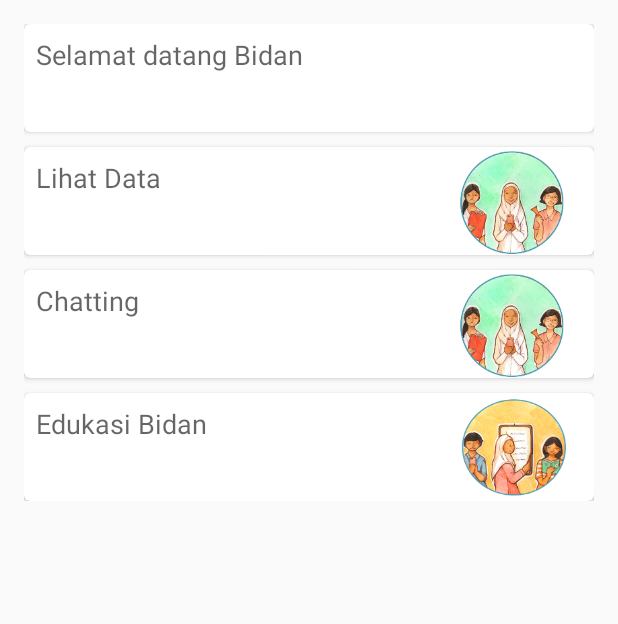
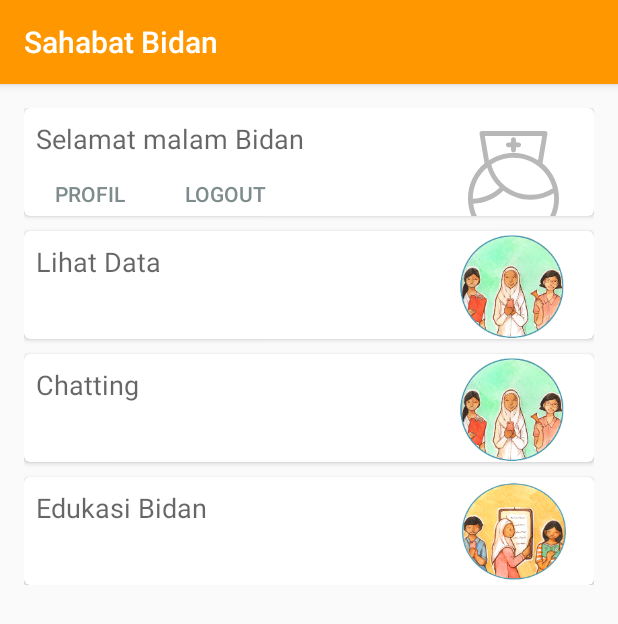
Before and after one commit to iWannabd/SahabatBidan, an Android app: the MainActivity screen opened directly, with no data from a screen before it, on a phone screen of 412 x 824 dp. Shown: the top 624 px of the screen. Run offline under Robolectric (Android 15) with nearby library versions, the phone set to English and light mode, and no system bars; network calls fail.

Commit message:
login logout

```diff
--- a/app/src/main/AndroidManifest.xml
+++ b/app/src/main/AndroidManifest.xml
@@ -20,14 +20,12 @@
             android:theme="@style/AppTheme.NoActionBar">
             <intent-filter>
                 <action android:name="android.intent.action.MAIN" />
-
                 <category android:name="android.intent.category.LAUNCHER" />
             </intent-filter>
         </activity>
         <activity
             android:name=".MainActivity"
-            android:label="@string/app_name"
-            android:theme="@style/AppTheme.NoActionBar" />
+            android:label="@string/app_name" />
         <activity
             android:name=".DataIbuatauAnak"
             android:label="Lihat Data" />
--- a/app/src/main/java/com/example/azaqo/sahabatbidan/DataIbuatauAnak.java
+++ b/app/src/main/java/com/example/azaqo/sahabatbidan/DataIbuatauAnak.java
@@ -3,6 +3,7 @@ package com.example.azaqo.sahabatbidan;
 import android.content.Intent;
 import android.support.v7.app.AppCompatActivity;
 import android.os.Bundle;
+import android.support.v7.widget.CardView;
 import android.view.View;
 import android.widget.ImageButton;
 
@@ -14,7 +15,7 @@ public class DataIbuatauAnak extends AppCompatActivity {
     protected void onCreate(Bundle savedInstanceState) {
         super.onCreate(savedInstanceState);
         setContentView(R.layout.activity_data_ibu_atau_anak);
-        ImageButton ibu = (ImageButton) findViewById(R.id.btnDataIbu);
+        CardView ibu = (CardView) findViewById(R.id.btnDataIbu);
         assert ibu != null;
         ibu.setOnClickListener(new View.OnClickListener() {
             @Override
--- a/app/src/main/java/com/example/azaqo/sahabatbidan/MainActivity.java
+++ b/app/src/main/java/com/example/azaqo/sahabatbidan/MainActivity.java
@@ -1,13 +1,19 @@
 package com.example.azaqo.sahabatbidan;
 
+import android.content.Context;
 import android.content.Intent;
 import android.content.SharedPreferences;
 import android.support.v7.app.AppCompatActivity;
 import android.os.Bundle;
 import android.support.v7.widget.CardView;
 import android.view.View;
+import android.widget.Button;
 import android.widget.ImageButton;
 import android.widget.TextView;
+
+import com.example.azaqo.sahabatbidan.SigninSignup.LoginActivity;
+
+import org.joda.time.DateTime;
 
 public class MainActivity extends AppCompatActivity {
 
@@ -19,7 +25,31 @@ public class MainActivity extends AppCompatActivity {
         CardView dataibu = (CardView) findViewById(R.id.card_view2);
         TextView sambut = (TextView) findViewById(R.id.sambut);
         SharedPreferences sp = getSharedPreferences("Data Dasar",MODE_PRIVATE);
-        sambut.setText("Selamat datang "+ sp.getString("SESSION_LOGIN","Bidan"));
+        DateTime sekarang = new DateTime();
+        int jasekarang = sekarang.getHourOfDay();
+        String salam = "";
+        if (jasekarang>0) salam = "pagi";
+        if (jasekarang>10) salam = "siang";
+        if (jasekarang>14) salam = "sore";
+        if (jasekarang>18) salam = "malam";
+
+        Button logout = (Button) findViewById(R.id.btnlogout);
+        logout.setOnClickListener(new View.OnClickListener() {
+            @Override
+            public void onClick(View v) {
+                SharedPreferences sp = getSharedPreferences("Data Dasar", Context.MODE_PRIVATE);
+                SharedPreferences.Editor edt = sp.edit();
+                edt.putString("SESSION_LOGIN","");
+                edt.putBoolean("LOGGED",false);
+                edt.commit();
+
+                Intent ten = new Intent(getBaseContext(), LoginActivity.class);
+                ten.setFlags(Intent.FLAG_ACTIVITY_NEW_TASK | Intent.FLAG_ACTIVITY_CLEAR_TASK);
+                startActivity(ten);
+            }
+        });
+
+        sambut.setText("Selamat "+salam+" "+ sp.getString("SESSION_LOGIN","Bidan"));
         dataibu.setOnClickListener(new View.OnClickListener() {
             @Override
             public void onClick(View v) {
--- a/app/src/main/java/com/example/azaqo/sahabatbidan/UploadDataRegistrasi.java
+++ b/app/src/main/java/com/example/azaqo/sahabatbidan/UploadDataRegistrasi.java
@@ -65,6 +65,7 @@ public class UploadDataRegistrasi extends AsyncTask<String[],Void,String> {
             }
             else {
                 edt.putString("SESSION_LOGIN",s);
+                edt.putBoolean("LOGGED",true);
                 edt.commit();
                 Intent utama = new Intent(activity,MainActivity.class);
                 utama.setFlags(Intent.FLAG_ACTIVITY_NEW_TASK | Intent.FLAG_ACTIVITY_CLEAR_TASK);
--- /dev/null
+++ b/app/src/main/res/drawable/nurse.xml
@@ -0,0 +1,4 @@
+<vector android:height="24dp" android:viewportHeight="140.227"
+    android:viewportWidth="140.227" android:width="24dp" xmlns:android="http://schemas.android.com/apk/res/android">
+    <path android:fillColor="#b8b8b8" android:pathData="M106.02,40.15c0.06,-0.16 0.15,-0.31 0.17,-0.48l6.05,-36.13c0.15,-0.88 -0.1,-1.78 -0.67,-2.46C111,0.39 110.15,0 109.27,0H30.95c-0.89,0 -1.74,0.39 -2.31,1.08c-0.57,0.67 -0.82,1.58 -0.67,2.46l6.05,36.13c0.03,0.18 0.13,0.32 0.19,0.48c-12.56,10.37 -20.59,26.06 -20.59,43.59c0,31.15 25.34,56.49 56.49,56.49c31.16,0 56.5,-25.34 56.5,-56.49C126.61,66.2 118.58,50.52 106.02,40.15zM118.87,71.01c-8.19,5.33 -17.64,8.19 -27.45,8.19c0,0 -0.01,0 -0.02,0c-23.13,0 -43,-15.45 -48.78,-37.7c7.92,-5.18 17.36,-8.21 27.5,-8.21C93.53,33.29 113.21,49.35 118.87,71.01zM34.54,6.05h71.15l-5.06,30.2c-8.82,-5.68 -19.29,-9.02 -30.52,-9.02c-11.23,0 -21.7,3.35 -30.52,9.03L34.54,6.05zM37.43,45.4c2.98,9.75 8.39,18.24 15.52,24.85c-9.05,8.64 -20.72,13.52 -33.25,13.91c0,-0.14 -0.02,-0.28 -0.02,-0.43C19.67,68.39 26.59,54.65 37.43,45.4zM70.11,134.17c-25.61,0 -46.79,-19.22 -49.97,-43.99c14.17,-0.49 27.38,-6.12 37.51,-16.08c9.47,7.05 21.17,11.15 33.74,11.15c0.01,0 0.02,0 0.04,0c10.19,0 19.98,-2.84 28.67,-7.99c0.27,2.13 0.46,4.27 0.46,6.47C120.55,111.55 97.93,134.17 70.11,134.17zM70.11,26.58c-1.67,0 -3.03,-1.35 -3.03,-3.03v-3.36h-3.36c-1.67,0 -3.03,-1.35 -3.03,-3.03c0,-1.66 1.36,-3.03 3.03,-3.03h3.36v-3.36c0,-1.67 1.36,-3.03 3.03,-3.03c1.67,0 3.03,1.36 3.03,3.03v3.36h3.37c1.67,0 3.03,1.36 3.03,3.03c0,1.68 -1.36,3.03 -3.03,3.03h-3.37v3.36C73.14,25.23 71.78,26.58 70.11,26.58z"/>
+</vector>
--- a/app/src/main/res/layout/activity_data_ibu_atau_anak.xml
+++ b/app/src/main/res/layout/activity_data_ibu_atau_anak.xml
@@ -12,15 +12,14 @@
 
     <android.support.v7.widget.CardView
         xmlns:card_view="http://schemas.android.com/apk/res-auto"
-        android:id="@+id/card_view"
+        android:id="@+id/btnDataIbu"
         android:layout_gravity="center"
         android:layout_width="match_parent"
         android:layout_height="72dp"
         card_view:cardBackgroundColor="#FFF"
         card_view:cardCornerRadius="4dp">
 
-    <ImageButton
-        android:id="@+id/btnDataIbu"
+    <ImageView
         android:background="@drawable/button_ibu"
         android:layout_width="75dp"
         android:layout_height="75dp"
--- a/app/src/main/res/layout/activity_main.xml
+++ b/app/src/main/res/layout/activity_main.xml
@@ -26,6 +26,34 @@
             android:layout_marginLeft="8dp"
             android:layout_marginTop="8dp"
             />
+
+        <ImageView
+            android:background="@drawable/nurse"
+            android:layout_width="75dp"
+            android:layout_height="75dp"
+            android:layout_marginRight="16dp"
+            android:layout_marginTop="15dp"
+            android:layout_gravity="right" />
+
+        <Button
+            android:layout_width="wrap_content"
+            android:layout_height="30dp"
+            android:id="@+id/btnprofil"
+            android:layout_gravity="bottom"
+            android:textColor="#7f8c8d"
+            android:background="@android:color/transparent"
+            android:text="Profil"/>
+
+        <Button
+            android:layout_width="wrap_content"
+            android:layout_height="30dp"
+            android:id="@+id/btnlogout"
+            android:layout_gravity="bottom"
+            android:textColor="#7f8c8d"
+            android:layout_marginLeft="90dp"
+            android:background="@android:color/transparent"
+            android:text="Logout"/>
+
     </android.support.v7.widget.CardView>
 
     <android.support.v7.widget.CardView
```
Also changed, not shown: app/src/main/java/com/example/azaqo/sahabatbidan/ActDataPasien/ActDataPasienIbu/Hamil/DataLengkapIbu.java (+0 -13 lines), app/src/main/java/com/example/azaqo/sahabatbidan/ActDataPasien/ActDataPasienIbu/Hamil/Periksa/PemeriksaanAmnesa.java (+6 -3 lines), app/src/main/java/com/example/azaqo/sahabatbidan/SigninSignup/LoginActivity.java (+10 -0 lines), app/src/main/res/layout/pemeriksaan_umum.xml (+28 -0 lines), app/src/main/res/values/strings.xml (+14 -0 lines).
